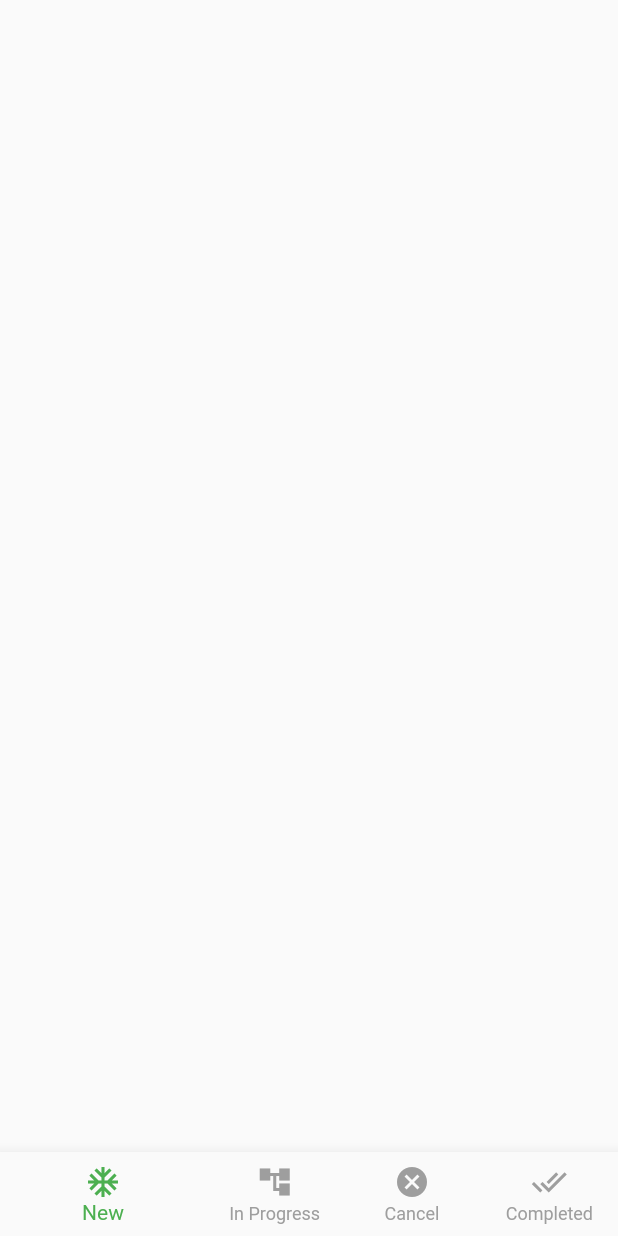
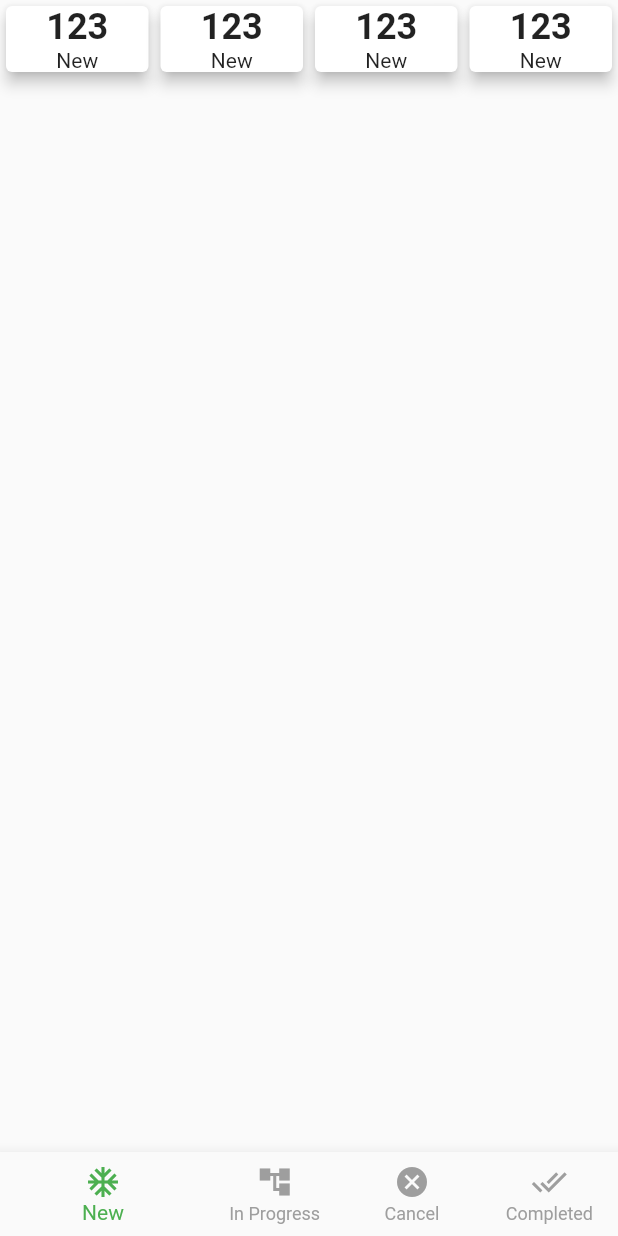
Before and after one commit to mehediFlutter/Task_Manager_With_API_V_2.0, a Flutter app: the BottomNavBaseScreen screen opened directly, on a phone screen of 412 x 824 dp. Run offline on Flutter 3.47's test engine with Material 2 defaults, Android fonts, the phone set to English and light mode, and no system bars; our stand-ins replace flutter_svg, pin_code_fields.

Commit message:
Summary card has been added

```diff
--- a/lib/ui/screens/bottom_nav_base_screen.dart
+++ b/lib/ui/screens/bottom_nav_base_screen.dart
@@ -1,4 +1,8 @@
 import 'package:flutter/material.dart';
+import 'package:task_manager/ui/screens/cancelled_task-screen.dart';
+import 'package:task_manager/ui/screens/completed_task-screen.dart';
+import 'package:task_manager/ui/screens/in_progress_task-screen.dart';
+import 'package:task_manager/ui/screens/new_task-screen.dart';
 
 class BottomNavBaseScreen extends StatefulWidget {
   const BottomNavBaseScreen({super.key});
@@ -8,16 +12,35 @@ class BottomNavBaseScreen extends StatefulWidget {
 }
 
 class _BottomNavBaseScreenState extends State<BottomNavBaseScreen> {
+
+  int _selectedScreenIndex= 0 ;
+  final List<Widget> _screens = const [
+    NewTaskScreen(),
+     InProgressTaskScreen(),
+    CancelledTaskScreen(),
+    CompletedTaskScreen()
+  ];
   @override
   Widget build(BuildContext context) {
     return Scaffold(
+      body: _screens[_selectedScreenIndex],
         bottomNavigationBar: BottomNavigationBar(
+          currentIndex: _selectedScreenIndex,
           unselectedItemColor: Colors.grey,
+
           unselectedLabelStyle: const TextStyle(
             color: Colors.grey,
           ),
           showUnselectedLabels: true,
           selectedItemColor: Colors.green,
+        onTap: (int index) {
+          _selectedScreenIndex = index;
+          if(mounted){
+            setState(() {
+
+            });
+          }
+        },
       items: const [
         BottomNavigationBarItem(icon: Icon(Icons.ac_unit),label: "New"),
         BottomNavigationBarItem(icon: Icon(Icons.account_tree),label: "In Progress"),
--- a/lib/ui/screens/new_task-screen.dart
+++ b/lib/ui/screens/new_task-screen.dart
@@ -0,0 +1,49 @@
+import 'package:flutter/material.dart';
+
+class NewTaskScreen extends StatelessWidget {
+  const NewTaskScreen({super.key});
+
+  @override
+  Widget build(BuildContext context) {
+    return const Scaffold(
+      body:  Column(
+        children: [
+          Row(
+
+            children: [
+
+              Expanded(child: SummaryCard(number: '123', title: 'New',)),
+              Expanded(child: SummaryCard(number: '123', title: 'In Progress',)),
+              Expanded(child: SummaryCard(number: '123', title: 'Cancelled',)),
+              Expanded(child: SummaryCard(number: '123', title: 'Completed',)),
+            ],
+          )
+        ],
+      ),
+    );
+  }
+}
+
+
+
+class SummaryCard extends StatelessWidget {
+  const SummaryCard({
+    super.key, required this.number, required this.title,
+  });
+
+
+     final String number ;
+     final String title ;
+  @override
+  Widget build(BuildContext context) {
+    return const Card(
+      elevation: 4,
+      child: Column(
+        children: [
+          Text("123",style:TextStyle(fontWeight: FontWeight.w600,fontSize: 24),),
+          Text("New"),
+        ],
+      ),
+    );
+  }
+}
```
Also changed, not shown: lib/ui/screens/cancelled_task-screen.dart (+10 -0 lines), lib/ui/screens/completed_task-screen.dart (+10 -0 lines), lib/ui/screens/in_progress_task-screen.dart (+10 -0 lines), lib/ui/widgets/summary_count.dart (added).
